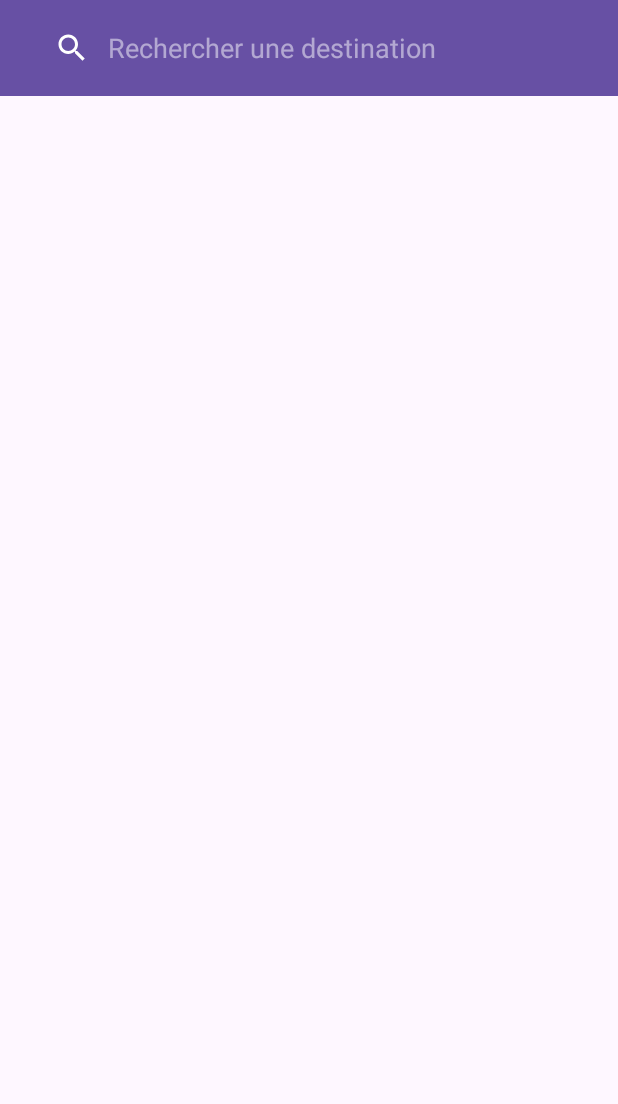
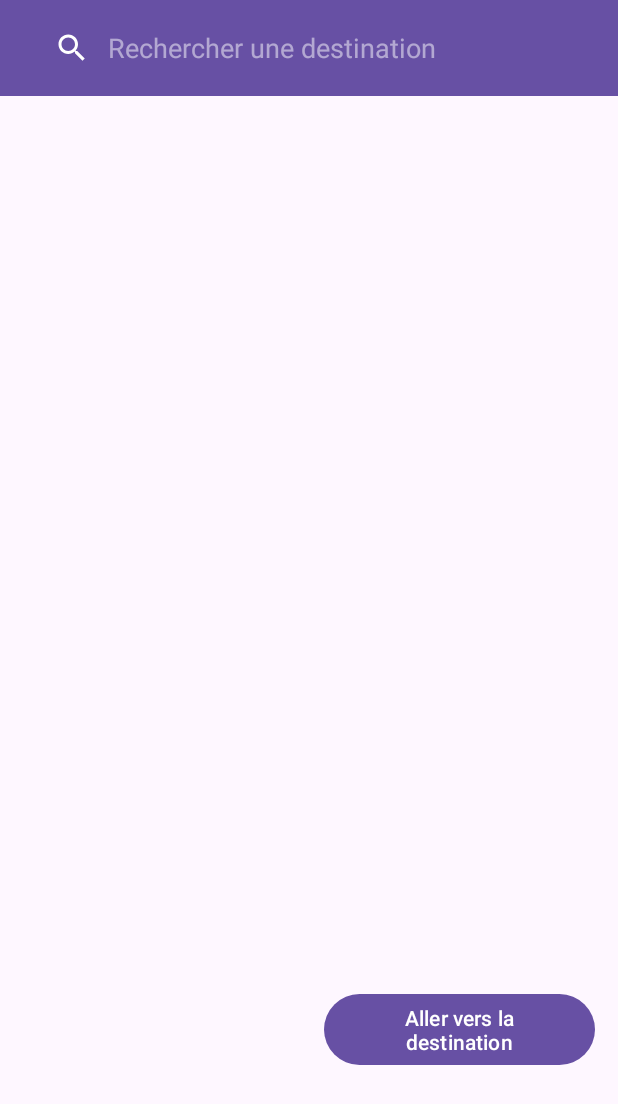
Before and after one commit to Dezguardia/TravelManager, an Android app: the layout activity_main.xml on its own in the app's theme, with its tools: preview values and no code run, on a phone screen of 412 x 824 dp. Shown: the top 1104 px of the screen. Run offline under Robolectric (Android 15) with nearby library versions, the phone set to English and light mode, and no system bars.

Commit message:
Added model + navigation button

```diff
--- /dev/null
+++ b/app/src/main/java/uqac/dim/travelmanager/database/DatabaseHelper.java
@@ -0,0 +1,4 @@
+package uqac.dim.travelmanager.database;
+
+public class DatabaseHelper {
+}
--- a/app/src/main/res/layout/activity_main.xml
+++ b/app/src/main/res/layout/activity_main.xml
@@ -31,4 +31,16 @@
         android:layout_marginTop="1dp"
         android:layout_marginBottom="172dp" />
 
+    <Button
+        android:id="@+id/button"
+        android:layout_width="180dp"
+        android:layout_height="wrap_content"
+        android:layout_alignParentStart="true"
+        android:layout_alignParentEnd="true"
+        android:layout_alignParentBottom="true"
+        android:layout_marginStart="216dp"
+        android:layout_marginEnd="15dp"
+        android:layout_marginBottom="110dp"
+        android:text="@string/navigateButton" />
+
 </RelativeLayout>
--- a/app/src/main/res/values/strings.xml
+++ b/app/src/main/res/values/strings.xml
@@ -2,4 +2,5 @@
     <string name="app_name">TravelManager</string>
     <string name="search_title">Rechercher une destination</string>
     <string name="hello_blank_fragment">Hello blank fragment</string>
+    <string name="navigateButton">Aller vers la destination</string>
 </resources>
```
Also changed, not shown: app/src/main/java/uqac/dim/travelmanager/models/Location.java (added, +42 -0 lines).
